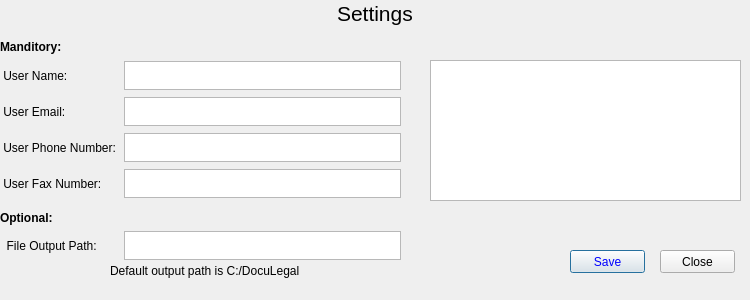
Above: gui/settings.ui from RDNelson26/DocuLegal_Project before the change. Below: the same form after it.
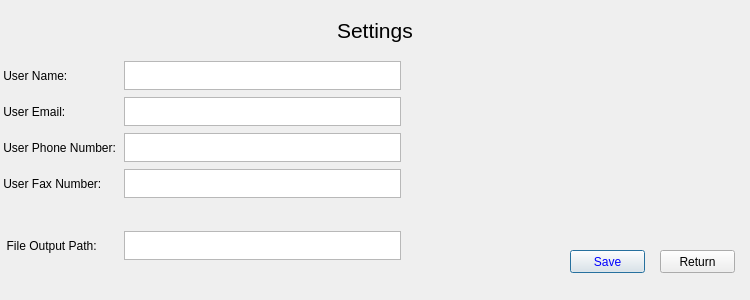
That is the form after the change. Icons and pictures are not drawn.

The edit to the form file:
```diff
--- a/gui/settings.ui
+++ b/gui/settings.ui
@@ -36,13 +36,6 @@
       </property>
      </widget>
     </item>
-    <item>
-     <widget class="QLabel" name="label_11">
-      <property name="text">
-       <string>&lt;html&gt;&lt;head/&gt;&lt;body&gt;&lt;p&gt;&lt;span style=&quot; font-weight:600;&quot;&gt; Manditory:&lt;/span&gt;&lt;/p&gt;&lt;/body&gt;&lt;/html&gt;</string>
-      </property>
-     </widget>
-    </item>
    </layout>
   </widget>
   <widget class="QWidget" name="gridLayoutWidget">
@@ -200,19 +193,6 @@
     </item>
    </layout>
   </widget>
-  <widget class="QLabel" name="label_7">
-   <property name="geometry">
-    <rect>
-     <x>110</x>
-     <y>260</y>
-     <width>431</width>
-     <height>21</height>
-    </rect>
-   </property>
-   <property name="text">
-    <string>Default output path is C:/DocuLegal</string>
-   </property>
-  </widget>
   <widget class="QPushButton" name="pushButton">
    <property name="geometry">
     <rect>
@@ -239,7 +219,7 @@
     </rect>
    </property>
    <property name="text">
-    <string>Close</string>
+    <string>Return</string>
    </property>
   </widget>
   <widget class="QWidget" name="gridLayoutWidget_2">
@@ -292,25 +272,18 @@
   <widget class="QLabel" name="label_10">
    <property name="geometry">
     <rect>
-     <x>0</x>
-     <y>210</y>
-     <width>61</width>
-     <height>16</height>
-    </rect>
-   </property>
-   <property name="text">
-    <string>&lt;html&gt;&lt;head/&gt;&lt;body&gt;&lt;p&gt;&lt;span style=&quot; font-weight:600;&quot;&gt; Optional:&lt;/span&gt;&lt;/p&gt;&lt;/body&gt;&lt;/html&gt;</string>
-   </property>
-  </widget>
-  <widget class="QGraphicsView" name="graphicsView_2">
-   <property name="geometry">
-    <rect>
-     <x>430</x>
-     <y>60</y>
+     <x>420</x>
+     <y>50</y>
      <width>311</width>
      <height>141</height>
     </rect>
    </property>
+   <property name="text">
+    <string/>
+   </property>
+   <property name="pixmap">
+    <pixmap>../placeholders/DashnerLogo.jpg</pixmap>
+   </property>
   </widget>
  </widget>
  <resources/>
```
Left out of the diff: 11 changed lines with no effect on the pictures.
